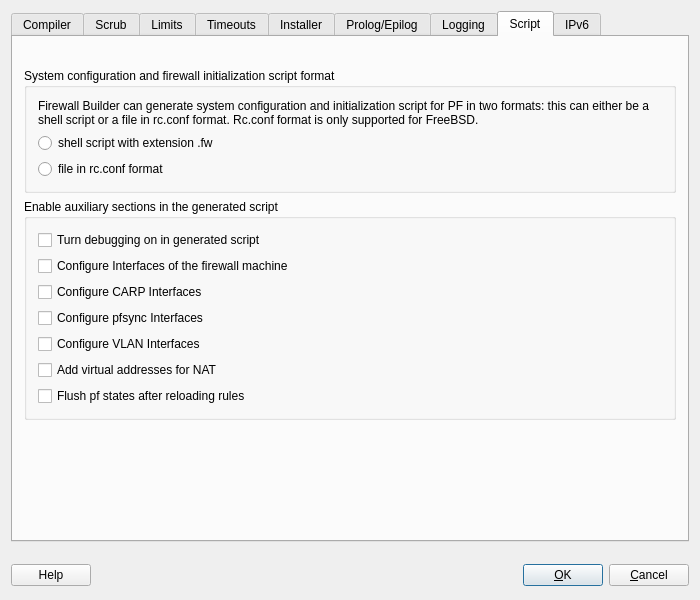
Above: src/libgui/pfadvanceddialog_q.ui from fwbuilder/fwbuilder before the change. Below: the same form after it.
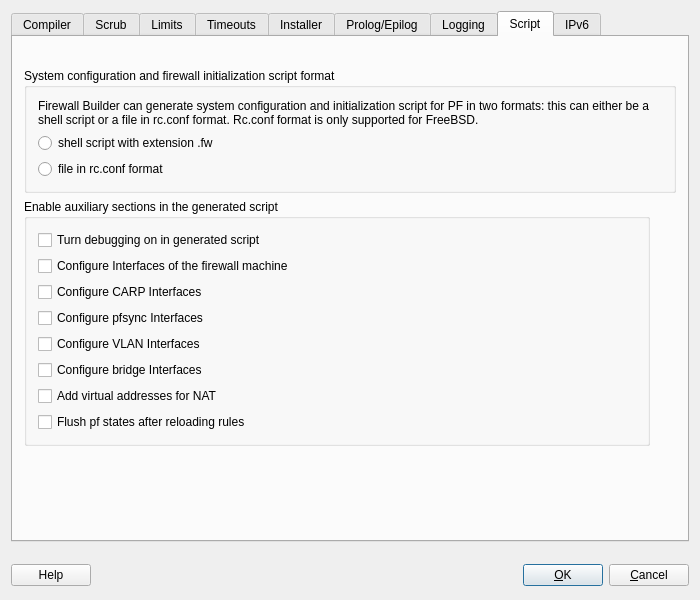
That is the form after the change. The open tabs and pages were chosen to show the change.

Commit message: see #1889, #2043 Added support for bridge interface configuration in BSD.

```diff
--- a/src/libgui/pfadvanceddialog_q.ui
+++ b/src/libgui/pfadvanceddialog_q.ui
@@ -2304,7 +2304,7 @@
          </layout>
         </widget>
        </item>
-       <item row="2" column="0" colspan="2">
+       <item row="2" column="0">
         <widget class="QGroupBox" name="groupBox_5">
          <property name="title">
           <string>Enable auxiliary sections in the generated script</string>
@@ -2346,13 +2346,26 @@
            </widget>
           </item>
           <item row="5" column="0">
+           <widget class="QCheckBox" name="pf_configure_bridge_interfaces">
+            <property name="sizePolicy">
+             <sizepolicy hsizetype="MinimumExpanding" vsizetype="Fixed">
+              <horstretch>0</horstretch>
+              <verstretch>0</verstretch>
+             </sizepolicy>
+            </property>
+            <property name="text">
+             <string>Configure bridge Interfaces</string>
+            </property>
+           </widget>
+          </item>
+          <item row="6" column="0">
            <widget class="QCheckBox" name="pf_manage_virtual_addr">
             <property name="text">
              <string>Add virtual addresses for NAT</string>
             </property>
            </widget>
           </item>
-          <item row="6" column="0">
+          <item row="7" column="0">
            <widget class="QCheckBox" name="pf_flush_states">
             <property name="text">
              <string>Flush pf states after reloading rules</string>
```
Left out of the diff: 2 changed lines with no effect on the pictures. The commit also changes 67 other files.
